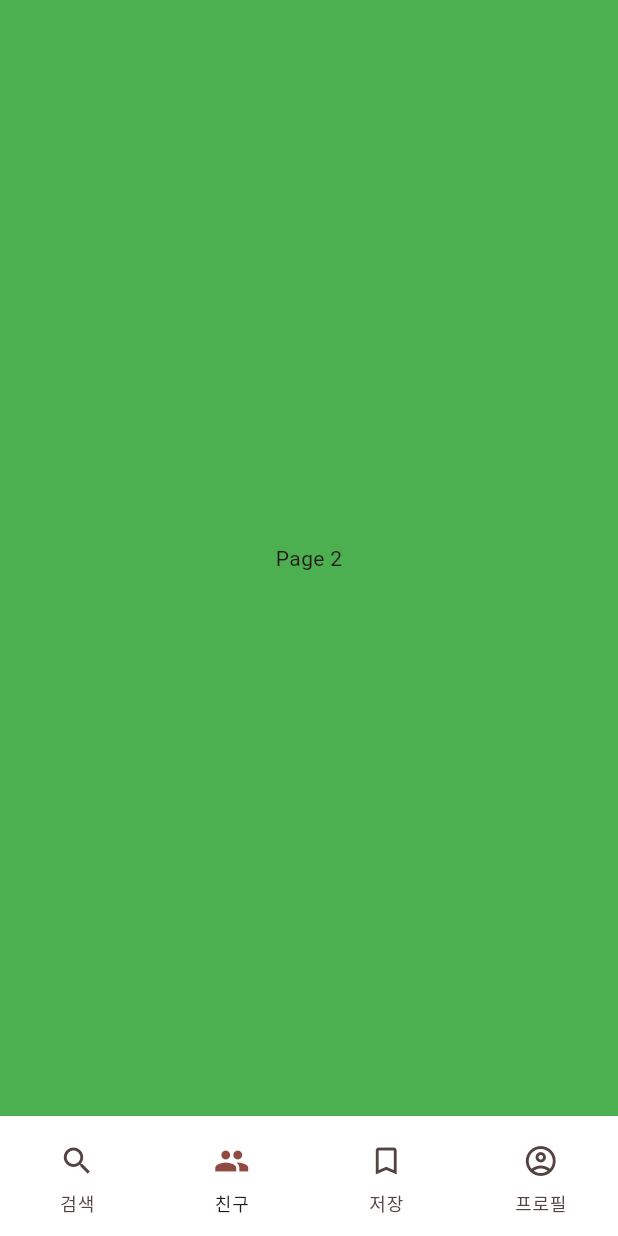
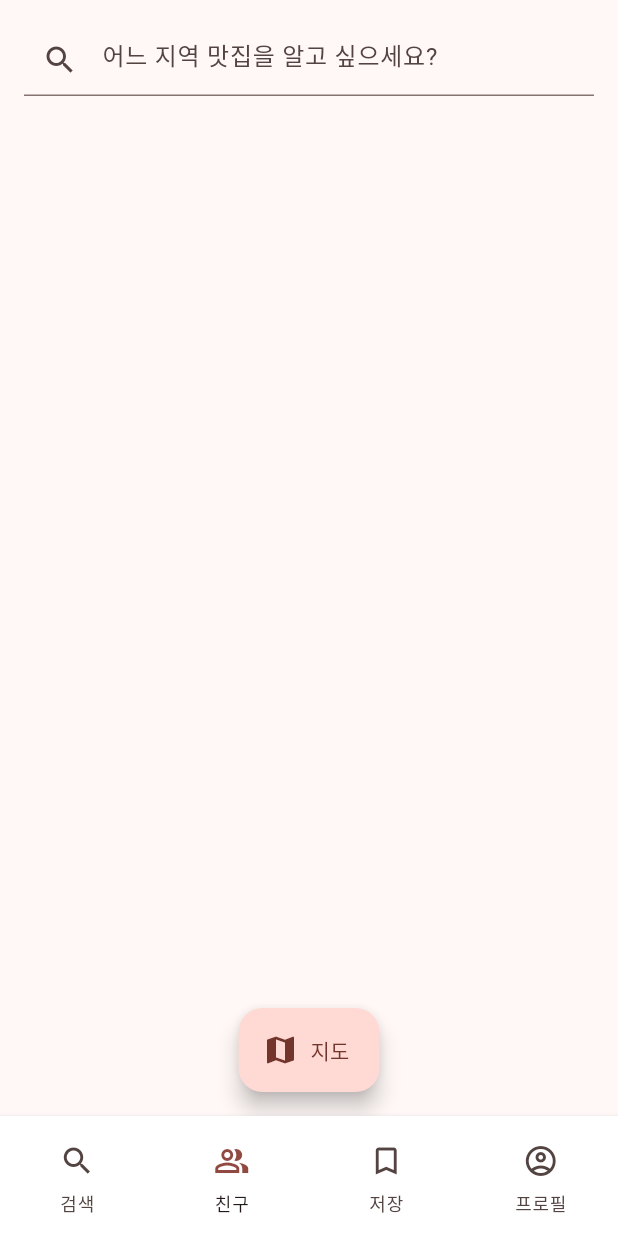
Before and after one commit to myshin22/madcamp-week2, a Flutter app: the screen it shows after launch, item 2 of the bottom bar chosen, on a phone screen of 412 x 824 dp. Run offline on Flutter 3.47's test engine with Material 2 defaults, Android fonts, the phone set to English and light mode, and no system bars; our stand-ins replace image_picker; Roboto replaces fonts that are missing (SpoqaHanSansNeo).

Commit message:
feat: match screens with tab

```diff
--- a/lib/main.dart
+++ b/lib/main.dart
@@ -1,5 +1,5 @@
 import 'package:flutter/material.dart';
-import 'package:madcamp_week_2/views/navigation.dart';
+import 'package:madcamp_week_2/views/navigation_bar.dart';
 
 void main() {
   runApp(const MyApp());
--- /dev/null
+++ b/lib/views/feed_screen.dart
@@ -0,0 +1,84 @@
+import 'package:flutter/material.dart';
+
+class FeedItem {
+  final String username;
+  final String imageUrl;
+  final String caption;
+
+  FeedItem(
+      {required this.username, required this.imageUrl, required this.caption});
+}
+
+class FeedScreen extends StatefulWidget {
+  const FeedScreen({super.key});
+
+  @override
+  _FeedScreenState createState() => _FeedScreenState();
+}
+
+class _FeedScreenState extends State<FeedScreen> {
+  List<FeedItem> feedItems = []; //서버에서 가져온 데이터 저장할 리스트
+
+  //데이터를 가져오는 비동기 함수
+  Future<void> fetchData() async {
+    //데이터를 서버에서 가져오는 비동기 작업 수행
+    //가져온 데이터를 FeedItem으로 변환하여 feedItems 리스트에 저장
+    //setState() 호출하여 UI 갱신
+  }
+
+  @override
+  void initState() {
+    super.initState();
+    fetchData(); // iniState에서 데이터를 가져오는 비동기 함수 호출
+  }
+
+  @override
+  Widget build(BuildContext context) {
+    return Scaffold(
+      appBar: null,
+      body: Column(
+        children: [
+          Padding(
+            padding: const EdgeInsets.all(16.0),
+            child: TextField(
+              decoration: const InputDecoration(
+                hintText: '어느 지역 맛집을 알고 싶으세요?',
+                prefixIcon: Icon(Icons.search),
+              ),
+              onChanged: (value) {
+                //검색어 입력하며 어떻게 됨?
+              },
+              onSubmitted: (value) {
+                //검색어 제출하면 어떻게 됨?
+              },
+            ),
+          ),
+          Expanded(
+            child: ListView.builder(
+              itemCount: feedItems.length,
+              itemBuilder: (context, index) {
+                final feedItem = feedItems[index];
+                return ListTile(
+                  leading: CircleAvatar(
+                    backgroundImage: NetworkImage(feedItem.imageUrl),
+                  ),
+                  title: Text(feedItem.username),
+                  subtitle: Text(feedItem.caption),
+                );
+              },
+            ),
+          ),
+        ],
+      ),
+      floatingActionButton: FloatingActionButton.extended(
+        onPressed: () {
+          // 액티비티(또는 다른 화면)을 표시하는 로직을 추가하세요
+        },
+        label: const Text('지도'),
+        icon: const Icon(Icons.map),
+      ),
+      floatingActionButtonLocation: FloatingActionButtonLocation.centerFloat,
+      floatingActionButtonAnimator: FloatingActionButtonAnimator.scaling,
+    );
+  }
+}
--- a/lib/views/navigation.dart
+++ b/lib/views/navigation_bar.dart
@@ -1,4 +1,8 @@
 import 'package:flutter/material.dart';
+import 'package:madcamp_week_2/views/bookmark_screen.dart';
+import 'package:madcamp_week_2/views/feed_screen.dart';
+import 'package:madcamp_week_2/views/profile_screen.dart';
+import 'package:madcamp_week_2/views/search_screen.dart';
 
 class Navigation extends StatefulWidget {
   const Navigation({super.key});
@@ -26,51 +30,55 @@ class _NavigationState extends State<Navigation> {
         selectedIndex: currentPageIndex,
         destinations: <Widget>[
           NavigationDestination(
-            icon: const Icon(Icons.search),
-            selectedIcon: Icon(Icons.search,
+            icon: const Icon(Icons.search_outlined),
+            selectedIcon: Icon(Icons.search_outlined,
                 color: Theme.of(context).colorScheme.primary),
             label: '검색',
           ),
           NavigationDestination(
             icon: const Icon(Icons.people_alt_outlined),
-            selectedIcon: Icon(Icons.people,
+            selectedIcon: Icon(Icons.people_alt_outlined,
                 color: Theme.of(context).colorScheme.primary),
             label: '친구',
           ),
           NavigationDestination(
               icon: const Icon(Icons.bookmark_outline),
-              selectedIcon: Icon(Icons.bookmark,
+              selectedIcon: Icon(Icons.bookmark_outline,
                   color: Theme.of(context).colorScheme.primary),
               label: '저장'),
           NavigationDestination(
             icon: const Icon(Icons.account_circle_outlined),
-            selectedIcon: Icon(Icons.person,
+            selectedIcon: Icon(Icons.account_circle_outlined,
                 color: Theme.of(context).colorScheme.primary),
             label: '프로필',
           ),
         ],
       ),
       body: <Widget>[
-        Container(
-          color: Colors.red,
-          alignment: Alignment.center,
-          child: const Text('Page 1'),
-        ),
-        Container(
-          color: Colors.green,
-          alignment: Alignment.center,
-          child: const Text('Page 2'),
-        ),
-        Container(
-          color: Colors.blue,
-          alignment: Alignment.center,
-          child: const Text('Page 3'),
-        ),
-        Container(
-          color: Colors.blue,
-          alignment: Alignment.center,
-          child: const Text('Page 4'),
-        ),
+        SearchScreen(),
+        FeedScreen(),
+        BookmarkScreen(),
+        ProfileScreen()
+        // Container(
+        //   color: Colors.red,
+        //   alignment: Alignment.center,
+        //   child: const Text('Page 1'),
+        // ),
+        // Container(
+        //   color: Colors.green,
+        //   alignment: Alignment.center,
+        //   child: const Text('Page 2'),
+        // ),
+        // Container(
+        //   color: Colors.blue,
+        //   alignment: Alignment.center,
+        //   child: const Text('Page 3'),
+        // ),
+        // Container(
+        //   color: Colors.blue,
+        //   alignment: Alignment.center,
+        //   child: const Text('Page 4'),
+        // ),
       ][currentPageIndex],
     );
   }
--- a/pubspec.yaml
+++ b/pubspec.yaml
@@ -47,6 +47,9 @@ dev_dependencies:
   # package. See that file for information about deactivating specific lint
   # rules and activating additional ones.
   flutter_lints: ^2.0.0
+  url_launcher: ^6.0.3
+  sqflite: ^2.0.0
+  image_picker: ^1.0.0
 
 # For information on the generic Dart part of this file, see the
 # following page: https://dart.dev/tools/pub/pubspec
```
Also changed, not shown: lib/views/bookmark_screen.dart (added, +101 -0 lines), lib/views/profile_screen.dart (added, +15 -0 lines), lib/views/search_screen.dart (added, +33 -0 lines), lib/net/naver_login.dart (added), pubspec.lock, 5 other files.
